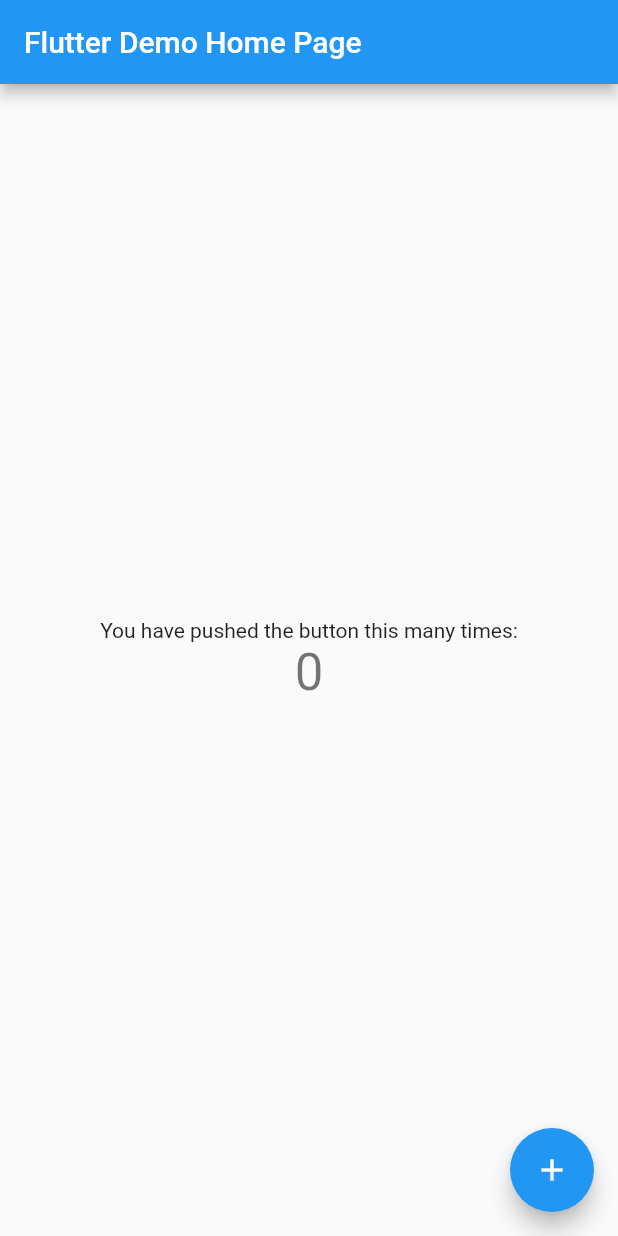
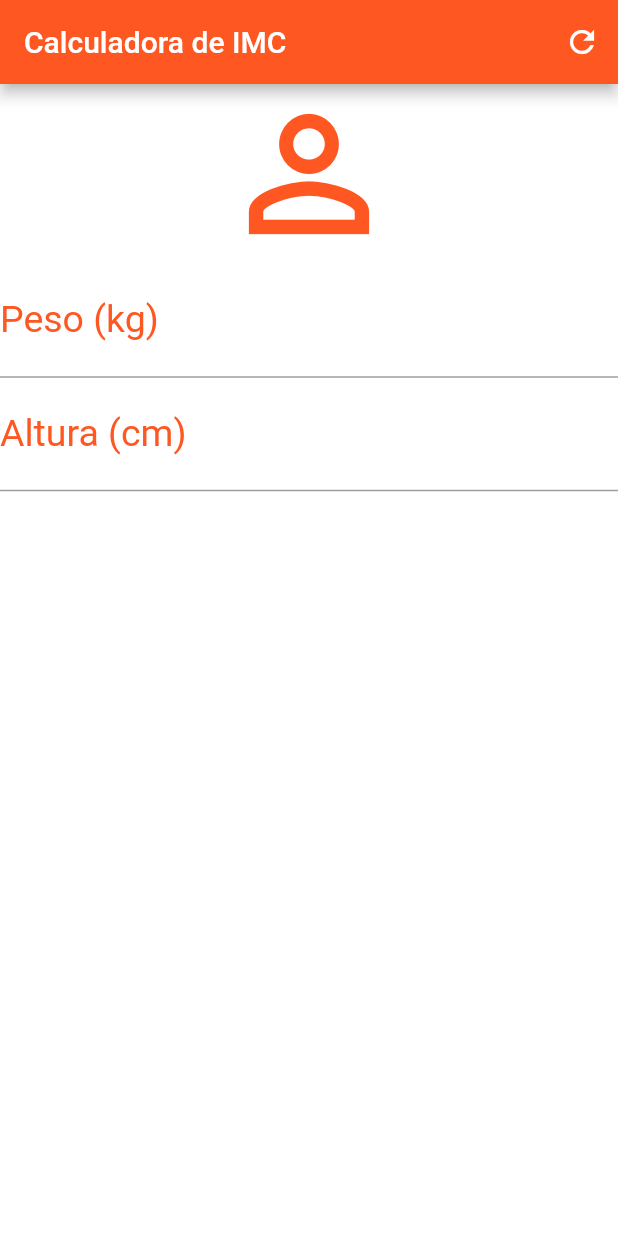
Before and after one commit to MichelHanzenScheeren/calculadora_de_imc, a Flutter app: the screen it shows after launch, on a phone screen of 412 x 824 dp. Run offline on Flutter 3.47's test engine with Material 2 defaults, Android fonts, the phone set to English and light mode, and no system bars.

Commit message:
mudanças no appbar, adição do corpo do projeto
Appbar: título do projeto alterado, adição de botão referesh;
body: adição ícone ilustrativo e dos 2 TextFields (peso e altura).

```diff
--- a/lib/main.dart
+++ b/lib/main.dart
@@ -1,64 +1,59 @@
+import 'package:flutter/cupertino.dart';
 import 'package:flutter/material.dart';
 
-void main() => runApp(MyApp());
+void main() {
+  runApp(MyApp());
+}
 
 class MyApp extends StatelessWidget {
-  // This widget is the root of your application.
   @override
   Widget build(BuildContext context) {
     return MaterialApp(
-      title: 'Flutter Demo',
-      theme: ThemeData(
-        primarySwatch: Colors.blue,
-      ),
-      home: MyHomePage(title: 'Flutter Demo Home Page'),
+      title: "Calculadora de IMC",
+      home: Home(),
     );
   }
 }
 
-class MyHomePage extends StatefulWidget {
-  MyHomePage({Key key, this.title}) : super(key: key);
-
-  final String title;
-
+class Home extends StatefulWidget {
   @override
-  _MyHomePageState createState() => _MyHomePageState();
+  _HomeState createState() => _HomeState();
 }
 
-class _MyHomePageState extends State<MyHomePage> {
-  int _counter = 0;
-
-  void _incrementCounter() {
-    setState(() {
-      _counter++;
-    });
-  }
-
+class _HomeState extends State<Home> {
   @override
   Widget build(BuildContext context) {
     return Scaffold(
+      backgroundColor: Colors.white,
       appBar: AppBar(
-        title: Text(widget.title),
+        title: Text("Calculadora de IMC"),
+        backgroundColor: Colors.deepOrange,
+        actions: <Widget>[
+          IconButton(icon: Icon(Icons.refresh), onPressed: () {})
+        ],
       ),
-      body: Center(
-        child: Column(
-          mainAxisAlignment: MainAxisAlignment.center,
-          children: <Widget>[
-            Text(
-              'You have pushed the button this many times:',
-            ),
-            Text(
-              '$_counter',
-              style: Theme.of(context).textTheme.display1,
-            ),
-          ],
-        ),
+      body: Column(
+        crossAxisAlignment: CrossAxisAlignment.stretch,
+        children: <Widget>[
+          Icon(Icons.person_outline, color: Colors.deepOrange, size: 120),
+          TextField(
+            keyboardType: TextInputType.number,
+            decoration: InputDecoration(
+                labelText: "Peso (kg)",
+                labelStyle: TextStyle(color: Colors.deepOrange)),
+            textAlign: TextAlign.center,
+            style: TextStyle(color: Colors.deepOrange, fontSize: 25),
+          ),
+          TextField(
+            keyboardType: TextInputType.number,
+            decoration: InputDecoration(
+                labelText: "Altura (cm)",
+                labelStyle: TextStyle(color: Colors.deepOrange)),
+            textAlign: TextAlign.center,
+            style: TextStyle(color: Colors.deepOrange, fontSize: 25),
+          )
+        ],
       ),
-      floatingActionButton: FloatingActionButton(
-        onPressed: _incrementCounter,
-        tooltip: 'Increment',
-        child: Icon(Icons.add),
-      ), // This trailing comma makes auto-formatting nicer for build methods.
     );
   }
 }
```
